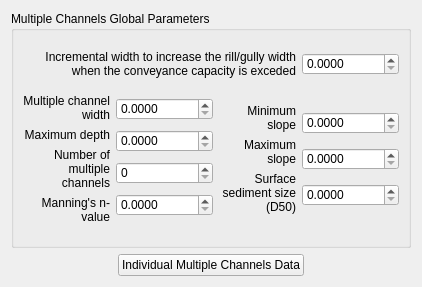
The window that flo2d/ui/multiple_channels_editor.ui (FLO-2DSoftware/qgis-flo-2d-plugin) describes before a commit, drawn with Qt 5.
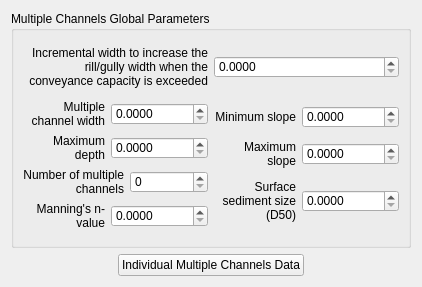
The same window after the commit.

Commit message: Rearrange controls in mult channels widget

Diff of the .ui file:
```diff
--- a/flo2d/ui/multiple_channels_editor.ui
+++ b/flo2d/ui/multiple_channels_editor.ui
@@ -46,8 +46,8 @@
      <property name="checkable">
       <bool>false</bool>
      </property>
-     <layout class="QGridLayout" name="gridLayout_6">
-      <item row="0" column="0" colspan="3">
+     <layout class="QGridLayout" name="gridLayout">
+      <item row="0" column="0">
        <widget class="QLabel" name="label_20">
         <property name="sizePolicy">
          <sizepolicy hsizetype="Preferred" vsizetype="Preferred">
@@ -56,7 +56,7 @@
          </sizepolicy>
         </property>
         <property name="text">
-         <string>&lt;html&gt;&lt;head/&gt;&lt;body&gt;&lt;p&gt;Incremental width to increase the rill/gully width when the conveyance capacity is exceded&lt;/p&gt;&lt;/body&gt;&lt;/html&gt;</string>
+         <string>&lt;html&gt;&lt;head/&gt;&lt;body&gt;&lt;p&gt;Incremental width to increase the rill/gully width when the conveyance capacity is exceeded&lt;/p&gt;&lt;/body&gt;&lt;/html&gt;</string>
         </property>
         <property name="alignment">
          <set>Qt::AlignRight|Qt::AlignTrailing|Qt::AlignVCenter</set>
@@ -66,7 +66,7 @@
         </property>
        </widget>
       </item>
-      <item row="0" column="3">
+      <item row="0" column="1">
        <widget class="QDoubleSpinBox" name="mc_incremental_dbox">
         <property name="sizePolicy">
          <sizepolicy hsizetype="Preferred" vsizetype="Fixed">
@@ -100,9 +100,13 @@
         </property>
        </widget>
       </item>
-      <item row="1" column="0">
-       <layout class="QGridLayout" name="gridLayout_8">
-        <item row="0" column="0">
+      <item row="1" column="0" colspan="2">
+       <layout class="QHBoxLayout" name="horizontalLayout_8">
+        <item>
+         <layout class="QVBoxLayout" name="verticalLayout">
+          <item>
+           <layout class="QHBoxLayout" name="horizontalLayout">
+            <item>
          <widget class="QLabel" name="label_21">
           <property name="sizePolicy">
            <sizepolicy hsizetype="Preferred" vsizetype="Preferred">
@@ -121,7 +125,45 @@
           </property>
          </widget>
         </item>
-        <item row="1" column="0">
+            <item>
+             <widget class="QDoubleSpinBox" name="mc_width_dbox">
+              <property name="sizePolicy">
+               <sizepolicy hsizetype="Preferred" vsizetype="Fixed">
+                <horstretch>0</horstretch>
+                <verstretch>0</verstretch>
+               </sizepolicy>
+              </property>
+              <property name="minimumSize">
+               <size>
+                <width>0</width>
+                <height>22</height>
+               </size>
+              </property>
+              <property name="maximumSize">
+               <size>
+                <width>16777215</width>
+                <height>22</height>
+               </size>
+              </property>
+              <property name="buttonSymbols">
+               <enum>QAbstractSpinBox::UpDownArrows</enum>
+              </property>
+              <property name="decimals">
+               <number>4</number>
+              </property>
+              <property name="maximum">
+               <double>9999999.000000000000000</double>
+              </property>
+              <property name="singleStep">
+               <double>1.000000000000000</double>
+              </property>
+             </widget>
+            </item>
+           </layout>
+          </item>
+          <item>
+           <layout class="QHBoxLayout" name="horizontalLayout_2">
+            <item>
          <widget class="QLabel" name="label_26">
           <property name="sizePolicy">
            <sizepolicy hsizetype="Preferred" vsizetype="Preferred">
@@ -140,7 +182,45 @@
           </property>
          </widget>
         </item>
-        <item row="2" column="0">
+            <item>
+             <widget class="QDoubleSpinBox" name="mc_depth_dbox">
+              <property name="sizePolicy">
+               <sizepolicy hsizetype="Preferred" vsizetype="Fixed">
+                <horstretch>0</horstretch>
+                <verstretch>0</verstretch>
+               </sizepolicy>
+              </property>
+              <property name="minimumSize">
+               <size>
+                <width>0</width>
+                <height>22</height>
+               </size>
+              </property>
+              <property name="maximumSize">
+               <size>
+                <width>16777215</width>
+                <height>22</height>
+               </size>
+              </property>
+              <property name="buttonSymbols">
+               <enum>QAbstractSpinBox::UpDownArrows</enum>
+              </property>
+              <property name="decimals">
+               <number>4</number>
+              </property>
+              <property name="maximum">
+               <double>9999999.000000000000000</double>
+              </property>
+              <property name="singleStep">
+               <double>1.000000000000000</double>
+              </property>
+             </widget>
+            </item>
+           </layout>
+          </item>
+          <item>
+           <layout class="QHBoxLayout" name="horizontalLayout_3">
+            <item>
          <widget class="QLabel" name="label_27">
           <property name="sizePolicy">
            <sizepolicy hsizetype="Preferred" vsizetype="Preferred">
@@ -159,98 +239,7 @@
           </property>
          </widget>
         </item>
-        <item row="3" column="0">
-         <widget class="QLabel" name="label_28">
-          <property name="sizePolicy">
-           <sizepolicy hsizetype="Preferred" vsizetype="Preferred">
-            <horstretch>0</horstretch>
-            <verstretch>0</verstretch>
-           </sizepolicy>
-          </property>
-          <property name="text">
-           <string>Manning's n-value</string>
-          </property>
-          <property name="alignment">
-           <set>Qt::AlignRight|Qt::AlignTrailing|Qt::AlignVCenter</set>
-          </property>
-          <property name="wordWrap">
-           <bool>true</bool>
-          </property>
-         </widget>
-        </item>
-       </layout>
-      </item>
-      <item row="1" column="1">
-       <layout class="QGridLayout" name="gridLayout">
-        <item row="0" column="0">
-         <widget class="QDoubleSpinBox" name="mc_width_dbox">
-          <property name="sizePolicy">
-           <sizepolicy hsizetype="Preferred" vsizetype="Fixed">
-            <horstretch>0</horstretch>
-            <verstretch>0</verstretch>
-           </sizepolicy>
-          </property>
-          <property name="minimumSize">
-           <size>
-            <width>0</width>
-            <height>22</height>
-           </size>
-          </property>
-          <property name="maximumSize">
-           <size>
-            <width>16777215</width>
-            <height>22</height>
-           </size>
-          </property>
-          <property name="buttonSymbols">
-           <enum>QAbstractSpinBox::UpDownArrows</enum>
-          </property>
-          <property name="decimals">
-           <number>4</number>
-          </property>
-          <property name="maximum">
-           <double>9999999.000000000000000</double>
-          </property>
-          <property name="singleStep">
-           <double>1.000000000000000</double>
-          </property>
-         </widget>
-        </item>
-        <item row="1" column="0">
-         <widget class="QDoubleSpinBox" name="mc_depth_dbox">
-          <property name="sizePolicy">
-           <sizepolicy hsizetype="Preferred" vsizetype="Fixed">
-            <horstretch>0</horstretch>
-            <verstretch>0</verstretch>
-           </sizepolicy>
-          </property>
-          <property name="minimumSize">
-           <size>
-            <width>0</width>
-            <height>22</height>
-           </size>
-          </property>
-          <property name="maximumSize">
-           <size>
-            <width>16777215</width>
-            <height>22</height>
-           </size>
-          </property>
-          <property name="buttonSymbols">
-           <enum>QAbstractSpinBox::UpDownArrows</enum>
-          </property>
-          <property name="decimals">
-           <number>4</number>
-          </property>
-          <property name="maximum">
-           <double>9999999.000000000000000</double>
-          </property>
-          <property name="singleStep">
-           <double>1.000000000000000</double>
-          </property>
-         </widget>
-        </item>
-        <item row="2" column="0">
+            <item>
          <widget class="QSpinBox" name="mc_number_sbox">
           <property name="minimumSize">
            <size>
@@ -269,7 +258,30 @@
           </property>
          </widget>
         </item>
-        <item row="3" column="0">
+           </layout>
+          </item>
+          <item>
+           <layout class="QHBoxLayout" name="horizontalLayout_4">
+            <item>
+             <widget class="QLabel" name="label_28">
+              <property name="sizePolicy">
+               <sizepolicy hsizetype="Preferred" vsizetype="Preferred">
+                <horstretch>0</horstretch>
+                <verstretch>0</verstretch>
+               </sizepolicy>
+              </property>
+              <property name="text">
+               <string>Manning's n-value</string>
+              </property>
+              <property name="alignment">
+               <set>Qt::AlignRight|Qt::AlignTrailing|Qt::AlignVCenter</set>
+              </property>
+              <property name="wordWrap">
+               <bool>true</bool>
+              </property>
+             </widget>
+            </item>
+            <item>
          <widget class="QDoubleSpinBox" name="mc_manning_dbox">
           <property name="sizePolicy">
            <sizepolicy hsizetype="Preferred" vsizetype="Fixed">
@@ -305,14 +317,13 @@
         </item>
        </layout>
       </item>
-      <item row="1" column="2" colspan="2">
-       <layout class="QGridLayout" name="gridLayout_5">
-        <property name="sizeConstraint">
-         <enum>QLayout::SetFixedSize</enum>
-        </property>
-        <item row="0" column="0">
-         <layout class="QGridLayout" name="gridLayout_13">
-          <item row="0" column="0">
+         </layout>
+        </item>
+        <item>
+         <layout class="QVBoxLayout" name="verticalLayout_2">
+          <item>
+           <layout class="QHBoxLayout" name="horizontalLayout_5">
+            <item>
            <widget class="QLabel" name="label_29">
             <property name="sizePolicy">
              <sizepolicy hsizetype="Preferred" vsizetype="Preferred">
@@ -331,7 +342,45 @@
             </property>
            </widget>
           </item>
-          <item row="1" column="0">
+            <item>
+             <widget class="QDoubleSpinBox" name="mc_min_slope_dbox">
+              <property name="sizePolicy">
+               <sizepolicy hsizetype="Preferred" vsizetype="Fixed">
+                <horstretch>0</horstretch>
+                <verstretch>0</verstretch>
+               </sizepolicy>
+              </property>
+              <property name="minimumSize">
+               <size>
+                <width>0</width>
+                <height>22</height>
+               </size>
+              </property>
+              <property name="maximumSize">
+               <size>
+                <width>16777215</width>
+                <height>22</height>
+               </size>
+              </property>
+              <property name="buttonSymbols">
+               <enum>QAbstractSpinBox::UpDownArrows</enum>
+              </property>
+              <property name="decimals">
+               <number>4</number>
+              </property>
+              <property name="maximum">
+               <double>9999999.000000000000000</double>
+              </property>
+              <property name="singleStep">
+               <double>1.000000000000000</double>
+              </property>
+             </widget>
+            </item>
+           </layout>
+          </item>
+          <item>
+           <layout class="QHBoxLayout" name="horizontalLayout_6">
+            <item>
            <widget class="QLabel" name="label_30">
             <property name="sizePolicy">
              <sizepolicy hsizetype="Preferred" vsizetype="Preferred">
@@ -350,7 +399,45 @@
             </property>
            </widget>
           </item>
-          <item row="2" column="0">
+            <item>
+             <widget class="QDoubleSpinBox" name="mc_max_slope_dbox">
+              <property name="sizePolicy">
+               <sizepolicy hsizetype="Preferred" vsizetype="Fixed">
+                <horstretch>0</horstretch>
+                <verstretch>0</verstretch>
+               </sizepolicy>
+              </property>
+              <property name="minimumSize">
+               <size>
+                <width>0</width>
+                <height>22</height>
+               </size>
+              </property>
+              <property name="maximumSize">
+               <size>
+                <width>16777215</width>
+                <height>22</height>
+               </size>
+              </property>
+              <property name="buttonSymbols">
+               <enum>QAbstractSpinBox::UpDownArrows</enum>
+              </property>
+              <property name="decimals">
+               <number>4</number>
+              </property>
+              <property name="maximum">
+               <double>9999999.000000000000000</double>
+              </property>
+              <property name="singleStep">
+               <double>1.000000000000000</double>
+              </property>
+             </widget>
+            </item>
+           </layout>
+          </item>
+          <item>
+           <layout class="QHBoxLayout" name="horizontalLayout_7">
+            <item>
            <widget class="QLabel" name="label_31">
             <property name="sizePolicy">
              <sizepolicy hsizetype="Preferred" vsizetype="Preferred">
@@ -369,82 +456,7 @@
             </property>
            </widget>
           </item>
-         </layout>
-        </item>
-        <item row="0" column="1">
-         <layout class="QGridLayout" name="gridLayout_3">
-          <property name="sizeConstraint">
-           <enum>QLayout::SetFixedSize</enum>
-          </property>
-          <item row="0" column="0">
-           <widget class="QDoubleSpinBox" name="mc_min_slope_dbox">
-            <property name="sizePolicy">
-             <sizepolicy hsizetype="Preferred" vsizetype="Fixed">
-              <horstretch>0</horstretch>
-              <verstretch>0</verstretch>
-             </sizepolicy>
-            </property>
-            <property name="minimumSize">
-             <size>
-              <width>0</width>
-              <height>22</height>
-             </size>
-            </property>
-            <property name="maximumSize">
-             <size>
-              <width>16777215</width>
-              <height>22</height>
-             </size>
-            </property>
-            <property name="buttonSymbols">
-             <enum>QAbstractSpinBox::UpDownArrows</enum>
-            </property>
-            <property name="decimals">
-             <number>4</number>
-            </property>
-            <property name="maximum">
-             <double>9999999.000000000000000</double>
-            </property>
-            <property name="singleStep">
-             <double>1.000000000000000</double>
-            </property>
-           </widget>
-          </item>
-          <item row="1" column="0">
-           <widget class="QDoubleSpinBox" name="mc_max_slope_dbox">
-            <property name="sizePolicy">
-             <sizepolicy hsizetype="Preferred" vsizetype="Fixed">
-              <horstretch>0</horstretch>
-              <verstretch>0</verstretch>
-             </sizepolicy>
-            </property>
-            <property name="minimumSize">
-             <size>
-              <width>0</width>
-              <height>22</height>
-             </size>
-            </property>
-            <property name="maximumSize">
-             <size>
-              <width>16777215</width>
-              <height>22</height>
-             </size>
-            </property>
-            <property name="buttonSymbols">
-             <enum>QAbstractSpinBox::UpDownArrows</enum>
-            </property>
-            <property name="decimals">
-             <number>4</number>
-            </property>
-            <property name="maximum">
-             <double>9999999.000000000000000</double>
-            </property>
-            <property name="singleStep">
-             <double>1.000000000000000</double>
-            </property>
-           </widget>
-          </item>
-          <item row="2" column="0">
+            <item>
            <widget class="QDoubleSpinBox" name="mc_d50_dbox">
             <property name="sizePolicy">
              <sizepolicy hsizetype="Preferred" vsizetype="Fixed">
@@ -477,6 +489,8 @@
              <double>1.000000000000000</double>
             </property>
            </widget>
+            </item>
+           </layout>
           </item>
          </layout>
         </item>
```
Lines whose indentation alone changed are shown as unchanged.
